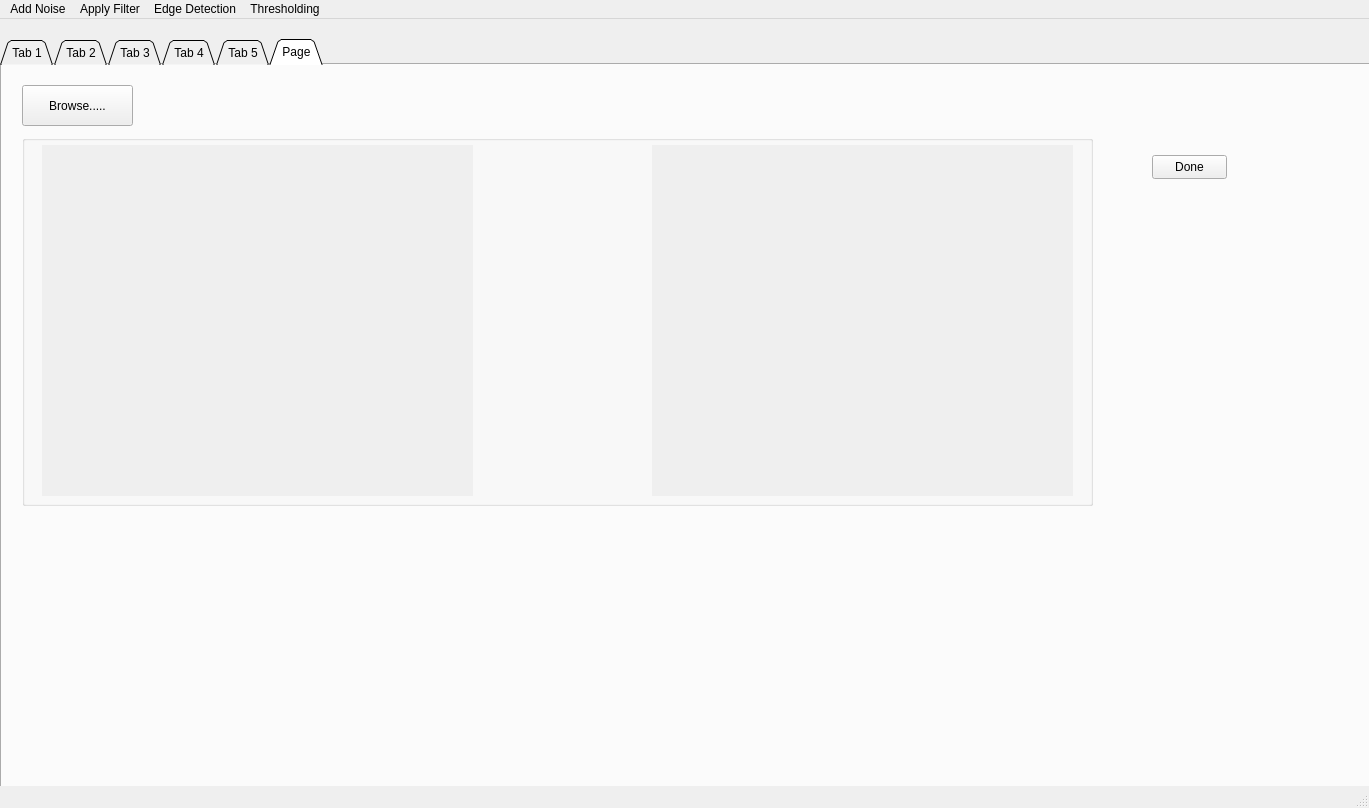
This is mainwindow.ui in SaraElwatany/Face-Detection-and-Recognition as Qt 5 draws it before an edit. The edited form follows.
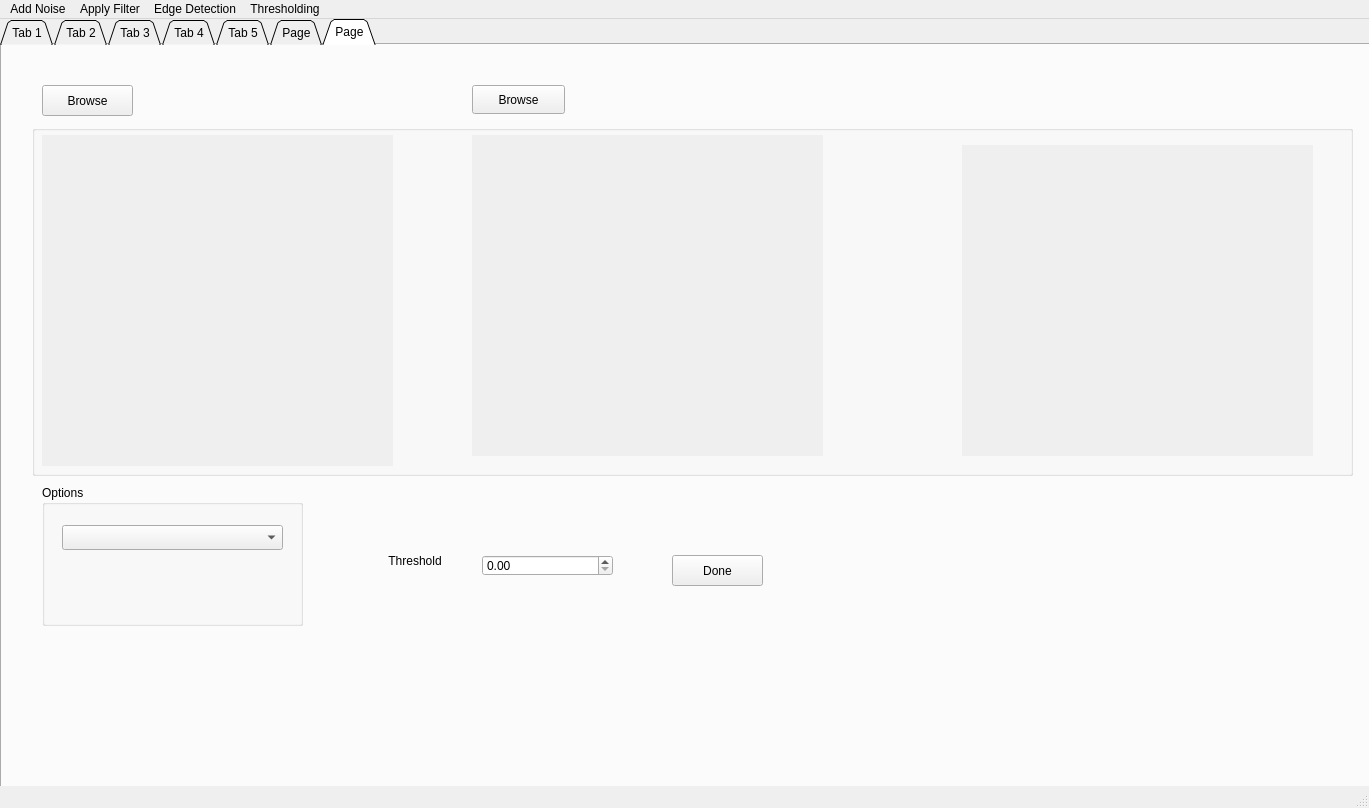
This is the edited form.

What changed in the file:
```diff
--- a/mainwindow.ui
+++ b/mainwindow.ui
@@ -18,7 +18,7 @@
     <property name="geometry">
      <rect>
       <x>0</x>
-      <y>20</y>
+      <y>0</y>
       <width>1391</width>
       <height>841</height>
      </rect>
@@ -27,7 +27,7 @@
      <enum>QTabWidget::Triangular</enum>
     </property>
     <property name="currentIndex">
-     <number>5</number>
+     <number>6</number>
     </property>
     <widget class="QWidget" name="tab_1">
      <attribute name="title">
@@ -1470,8 +1470,8 @@
      <widget class="QPushButton" name="harris_button">
       <property name="geometry">
        <rect>
-        <x>1150</x>
-        <y>90</y>
+        <x>1030</x>
+        <y>470</y>
         <width>75</width>
         <height>24</height>
        </rect>
@@ -1481,6 +1481,175 @@
       </property>
      </widget>
     </widget>
+    <widget class="QWidget" name="tab_4">
+     <attribute name="title">
+      <string>Page</string>
+     </attribute>
+     <widget class="QPushButton" name="browse_feature">
+      <property name="geometry">
+       <rect>
+        <x>40</x>
+        <y>40</y>
+        <width>91</width>
+        <height>31</height>
+       </rect>
+      </property>
+      <property name="text">
+       <string>Browse</string>
+      </property>
+     </widget>
+     <widget class="QGroupBox" name="groupBox_2">
+      <property name="geometry">
+       <rect>
+        <x>30</x>
+        <y>80</y>
+        <width>1321</width>
+        <height>351</height>
+       </rect>
+      </property>
+      <property name="title">
+       <string/>
+      </property>
+      <widget class="QLabel" name="feature_1">
+       <property name="geometry">
+        <rect>
+         <x>10</x>
+         <y>10</y>
+         <width>351</width>
+         <height>331</height>
+        </rect>
+       </property>
+       <property name="autoFillBackground">
+        <bool>true</bool>
+       </property>
+       <property name="text">
+        <string/>
+       </property>
+      </widget>
+      <widget class="QLabel" name="feature_2">
+       <property name="geometry">
+        <rect>
+         <x>440</x>
+         <y>10</y>
+         <width>351</width>
+         <height>321</height>
+        </rect>
+       </property>
+       <property name="autoFillBackground">
+        <bool>true</bool>
+       </property>
+       <property name="text">
+        <string/>
+       </property>
+      </widget>
+      <widget class="QLabel" name="ssd_output">
+       <property name="geometry">
+        <rect>
+         <x>930</x>
+         <y>20</y>
+         <width>351</width>
+         <height>311</height>
+        </rect>
+       </property>
+       <property name="autoFillBackground">
+        <bool>true</bool>
+       </property>
+       <property name="text">
+        <string/>
+       </property>
+      </widget>
+      <zorder>feature_2</zorder>
+      <zorder>ssd_output</zorder>
+      <zorder>feature_1</zorder>
+     </widget>
+     <widget class="QDoubleSpinBox" name="feature_threshold">
+      <property name="geometry">
+       <rect>
+        <x>480</x>
+        <y>510</y>
+        <width>131</width>
+        <height>21</height>
+       </rect>
+      </property>
+     </widget>
+     <widget class="QLabel" name="ssd_threshold">
+      <property name="geometry">
+       <rect>
+        <x>360</x>
+        <y>480</y>
+        <width>111</width>
+        <height>71</height>
+       </rect>
+      </property>
+      <property name="text">
+       <string>        Threshold</string>
+      </property>
+     </widget>
+     <widget class="QPushButton" name="ssd_button">
+      <property name="geometry">
+       <rect>
+        <x>670</x>
+        <y>510</y>
+        <width>91</width>
+        <height>31</height>
+       </rect>
+      </property>
+      <property name="text">
+       <string>Done</string>
+      </property>
+     </widget>
+     <widget class="QPushButton" name="browse_frature2">
+      <property name="geometry">
+       <rect>
+        <x>470</x>
+        <y>40</y>
+        <width>93</width>
+        <height>29</height>
+       </rect>
+      </property>
+      <property name="text">
+       <string>Browse</string>
+      </property>
+     </widget>
+     <widget class="QGroupBox" name="matching_options">
+      <property name="geometry">
+       <rect>
+        <x>40</x>
+        <y>440</y>
+        <width>261</width>
+        <height>141</height>
+       </rect>
+      </property>
+      <property name="title">
+       <string>Options</string>
+      </property>
+      <widget class="QComboBox" name="matchingbox">
+       <property name="geometry">
+        <rect>
+         <x>20</x>
+         <y>40</y>
+         <width>221</width>
+         <height>25</height>
+        </rect>
+       </property>
+       <item>
+        <property name="text">
+         <string/>
+        </property>
+       </item>
+       <item>
+        <property name="text">
+         <string>Sum of squard differenced</string>
+        </property>
+       </item>
+       <item>
+        <property name="text">
+         <string>Nomlized Correlation</string>
+        </property>
+       </item>
+      </widget>
+     </widget>
+    </widget>
    </widget>
   </widget>
   <widget class="QMenuBar" name="menubar">
```
Left out of the diff: 5 changed lines with no effect on the pictures.
